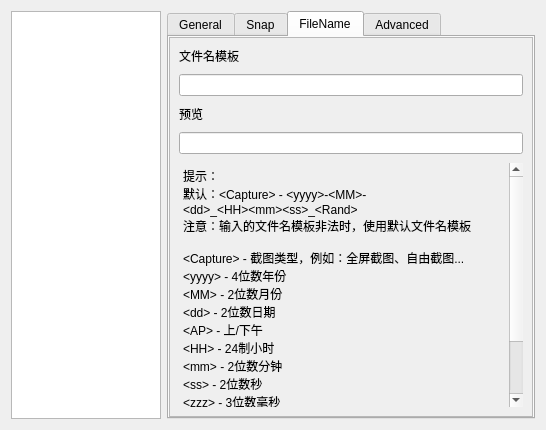
First picture: the form in SmartScreenSnapper/ui/settingdialog.ui, repository SkyD666/SmartScreenSnapper, before the edit.
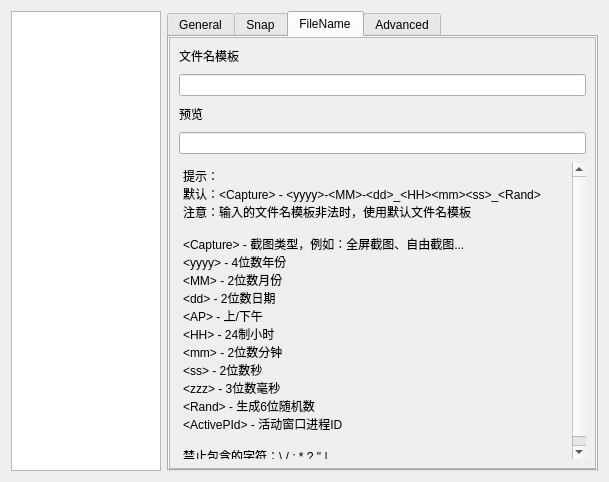
Second picture: the form after the edit. The open tabs and pages were chosen to show the change. Icons and pictures are not drawn.

Commit message: 支持选择截图后立即弹出保存对话框；规范保存图片代码

What changed in the file:
```diff
--- a/SmartScreenSnapper/ui/settingdialog.ui
+++ b/SmartScreenSnapper/ui/settingdialog.ui
@@ -6,8 +6,8 @@
    <rect>
     <x>0</x>
     <y>0</y>
-    <width>546</width>
-    <height>430</height>
+    <width>609</width>
+    <height>482</height>
    </rect>
   </property>
   <property name="windowTitle">
@@ -683,8 +683,8 @@
            <rect>
             <x>0</x>
             <y>0</y>
-            <width>364</width>
-            <height>385</height>
+            <width>427</width>
+            <height>434</height>
            </rect>
           </property>
           <layout class="QVBoxLayout" name="verticalLayout_8">
@@ -748,26 +748,27 @@
              </property>
              <property name="html">
               <string>&lt;!DOCTYPE HTML PUBLIC &quot;-//W3C//DTD HTML 4.0//EN&quot; &quot;http://www.w3.org/TR/REC-html40/strict.dtd&quot;&gt;
-&lt;html&gt;&lt;head&gt;&lt;meta name=&quot;qrichtext&quot; content=&quot;1&quot; /&gt;&lt;style type=&quot;text/css&quot;&gt;
+&lt;html&gt;&lt;head&gt;&lt;meta name=&quot;qrichtext&quot; content=&quot;1&quot; /&gt;&lt;meta charset=&quot;utf-8&quot; /&gt;&lt;style type=&quot;text/css&quot;&gt;
 p, li { white-space: pre-wrap; }
-&lt;/style&gt;&lt;/head&gt;&lt;body style=&quot; font-family:'SimSun'; font-size:9pt; font-weight:400; font-style:normal;&quot;&gt;
-&lt;p style=&quot; margin-top:0px; margin-bottom:0px; margin-left:0px; margin-right:0px; -qt-block-indent:0; text-indent:0px;&quot;&gt;提示：&lt;/p&gt;
-&lt;p style=&quot; margin-top:0px; margin-bottom:0px; margin-left:0px; margin-right:0px; -qt-block-indent:0; text-indent:0px;&quot;&gt;默认：&amp;lt;Capture&amp;gt; - &amp;lt;yyyy&amp;gt;-&amp;lt;MM&amp;gt;-&amp;lt;dd&amp;gt;_&amp;lt;HH&amp;gt;&amp;lt;mm&amp;gt;&amp;lt;ss&amp;gt;_&amp;lt;Rand&amp;gt;&lt;/p&gt;
-&lt;p style=&quot; margin-top:0px; margin-bottom:0px; margin-left:0px; margin-right:0px; -qt-block-indent:0; text-indent:0px;&quot;&gt;注意：输入的文件名模板非法时，使用默认文件名模板&lt;/p&gt;
-&lt;p style=&quot;-qt-paragraph-type:empty; margin-top:0px; margin-bottom:0px; margin-left:0px; margin-right:0px; -qt-block-indent:0; text-indent:0px;&quot;&gt;&lt;br /&gt;&lt;/p&gt;
-&lt;p style=&quot; margin-top:0px; margin-bottom:0px; margin-left:0px; margin-right:0px; -qt-block-indent:0; text-indent:0px;&quot;&gt;&amp;lt;Capture&amp;gt; - 截图类型，例如：全屏截图、自由截图...&lt;/p&gt;
-&lt;p style=&quot; margin-top:0px; margin-bottom:0px; margin-left:0px; margin-right:0px; -qt-block-indent:0; text-indent:0px;&quot;&gt;&amp;lt;yyyy&amp;gt; - 4位数年份&lt;/p&gt;
-&lt;p style=&quot; margin-top:0px; margin-bottom:0px; margin-left:0px; margin-right:0px; -qt-block-indent:0; text-indent:0px;&quot;&gt;&amp;lt;MM&amp;gt; - 2位数月份&lt;/p&gt;
-&lt;p style=&quot; margin-top:0px; margin-bottom:0px; margin-left:0px; margin-right:0px; -qt-block-indent:0; text-indent:0px;&quot;&gt;&amp;lt;dd&amp;gt; - 2位数日期&lt;/p&gt;
-&lt;p style=&quot; margin-top:0px; margin-bottom:0px; margin-left:0px; margin-right:0px; -qt-block-indent:0; text-indent:0px;&quot;&gt;&amp;lt;AP&amp;gt; - 上/下午&lt;/p&gt;
-&lt;p style=&quot; margin-top:0px; margin-bottom:0px; margin-left:0px; margin-right:0px; -qt-block-indent:0; text-indent:0px;&quot;&gt;&amp;lt;HH&amp;gt; - 24制小时&lt;/p&gt;
-&lt;p style=&quot; margin-top:0px; margin-bottom:0px; margin-left:0px; margin-right:0px; -qt-block-indent:0; text-indent:0px;&quot;&gt;&amp;lt;mm&amp;gt; - 2位数分钟&lt;/p&gt;
-&lt;p style=&quot; margin-top:0px; margin-bottom:0px; margin-left:0px; margin-right:0px; -qt-block-indent:0; text-indent:0px;&quot;&gt;&amp;lt;ss&amp;gt; - 2位数秒&lt;/p&gt;
-&lt;p style=&quot; margin-top:0px; margin-bottom:0px; margin-left:0px; margin-right:0px; -qt-block-indent:0; text-indent:0px;&quot;&gt;&amp;lt;zzz&amp;gt; - 3位数毫秒&lt;/p&gt;
-&lt;p style=&quot; margin-top:0px; margin-bottom:0px; margin-left:0px; margin-right:0px; -qt-block-indent:0; text-indent:0px;&quot;&gt;&amp;lt;Rand&amp;gt; - 生成6位随机数&lt;/p&gt;
-&lt;p style=&quot; margin-top:0px; margin-bottom:0px; margin-left:0px; margin-right:0px; -qt-block-indent:0; text-indent:0px;&quot;&gt;&amp;lt;ActivePId&amp;gt; - 活动窗口进程ID&lt;/p&gt;
-&lt;p style=&quot;-qt-paragraph-type:empty; margin-top:0px; margin-bottom:0px; margin-left:0px; margin-right:0px; -qt-block-indent:0; text-indent:0px;&quot;&gt;&lt;br /&gt;&lt;/p&gt;
-&lt;p style=&quot; margin-top:0px; margin-bottom:0px; margin-left:0px; margin-right:0px; -qt-block-indent:0; text-indent:0px;&quot;&gt;禁止包含的字符：\ / : * ? &amp;quot; |&lt;/p&gt;&lt;/body&gt;&lt;/html&gt;</string>
+hr { height: 1px; border-width: 0; }
+&lt;/style&gt;&lt;/head&gt;&lt;body style=&quot; font-family:'Microsoft YaHei UI'; font-size:9pt; font-weight:400; font-style:normal;&quot;&gt;
+&lt;p style=&quot; margin-top:0px; margin-bottom:0px; margin-left:0px; margin-right:0px; -qt-block-indent:0; text-indent:0px;&quot;&gt;&lt;span style=&quot; font-family:'SimSun';&quot;&gt;提示：&lt;/span&gt;&lt;/p&gt;
+&lt;p style=&quot; margin-top:0px; margin-bottom:0px; margin-left:0px; margin-right:0px; -qt-block-indent:0; text-indent:0px;&quot;&gt;&lt;span style=&quot; font-family:'SimSun';&quot;&gt;默认：&amp;lt;Capture&amp;gt; - &amp;lt;yyyy&amp;gt;-&amp;lt;MM&amp;gt;-&amp;lt;dd&amp;gt;_&amp;lt;HH&amp;gt;&amp;lt;mm&amp;gt;&amp;lt;ss&amp;gt;_&amp;lt;Rand&amp;gt;&lt;/span&gt;&lt;/p&gt;
+&lt;p style=&quot; margin-top:0px; margin-bottom:0px; margin-left:0px; margin-right:0px; -qt-block-indent:0; text-indent:0px;&quot;&gt;&lt;span style=&quot; font-family:'SimSun';&quot;&gt;注意：输入的文件名模板非法时，使用默认文件名模板&lt;/span&gt;&lt;/p&gt;
+&lt;p style=&quot;-qt-paragraph-type:empty; margin-top:0px; margin-bottom:0px; margin-left:0px; margin-right:0px; -qt-block-indent:0; text-indent:0px; font-family:'SimSun';&quot;&gt;&lt;br /&gt;&lt;/p&gt;
+&lt;p style=&quot; margin-top:0px; margin-bottom:0px; margin-left:0px; margin-right:0px; -qt-block-indent:0; text-indent:0px;&quot;&gt;&lt;span style=&quot; font-family:'SimSun';&quot;&gt;&amp;lt;Capture&amp;gt; - 截图类型，例如：全屏截图、自由截图...&lt;/span&gt;&lt;/p&gt;
+&lt;p style=&quot; margin-top:0px; margin-bottom:0px; margin-left:0px; margin-right:0px; -qt-block-indent:0; text-indent:0px;&quot;&gt;&lt;span style=&quot; font-family:'SimSun';&quot;&gt;&amp;lt;yyyy&amp;gt; - 4位数年份&lt;/span&gt;&lt;/p&gt;
+&lt;p style=&quot; margin-top:0px; margin-bottom:0px; margin-left:0px; margin-right:0px; -qt-block-indent:0; text-indent:0px;&quot;&gt;&lt;span style=&quot; font-family:'SimSun';&quot;&gt;&amp;lt;MM&amp;gt; - 2位数月份&lt;/span&gt;&lt;/p&gt;
+&lt;p style=&quot; margin-top:0px; margin-bottom:0px; margin-left:0px; margin-right:0px; -qt-block-indent:0; text-indent:0px;&quot;&gt;&lt;span style=&quot; font-family:'SimSun';&quot;&gt;&amp;lt;dd&amp;gt; - 2位数日期&lt;/span&gt;&lt;/p&gt;
+&lt;p style=&quot; margin-top:0px; margin-bottom:0px; margin-left:0px; margin-right:0px; -qt-block-indent:0; text-indent:0px;&quot;&gt;&lt;span style=&quot; font-family:'SimSun';&quot;&gt;&amp;lt;AP&amp;gt; - 上/下午&lt;/span&gt;&lt;/p&gt;
+&lt;p style=&quot; margin-top:0px; margin-bottom:0px; margin-left:0px; margin-right:0px; -qt-block-indent:0; text-indent:0px;&quot;&gt;&lt;span style=&quot; font-family:'SimSun';&quot;&gt;&amp;lt;HH&amp;gt; - 24制小时&lt;/span&gt;&lt;/p&gt;
+&lt;p style=&quot; margin-top:0px; margin-bottom:0px; margin-left:0px; margin-right:0px; -qt-block-indent:0; text-indent:0px;&quot;&gt;&lt;span style=&quot; font-family:'SimSun';&quot;&gt;&amp;lt;mm&amp;gt; - 2位数分钟&lt;/span&gt;&lt;/p&gt;
+&lt;p style=&quot; margin-top:0px; margin-bottom:0px; margin-left:0px; margin-right:0px; -qt-block-indent:0; text-indent:0px;&quot;&gt;&lt;span style=&quot; font-family:'SimSun';&quot;&gt;&amp;lt;ss&amp;gt; - 2位数秒&lt;/span&gt;&lt;/p&gt;
+&lt;p style=&quot; margin-top:0px; margin-bottom:0px; margin-left:0px; margin-right:0px; -qt-block-indent:0; text-indent:0px;&quot;&gt;&lt;span style=&quot; font-family:'SimSun';&quot;&gt;&amp;lt;zzz&amp;gt; - 3位数毫秒&lt;/span&gt;&lt;/p&gt;
+&lt;p style=&quot; margin-top:0px; margin-bottom:0px; margin-left:0px; margin-right:0px; -qt-block-indent:0; text-indent:0px;&quot;&gt;&lt;span style=&quot; font-family:'SimSun';&quot;&gt;&amp;lt;Rand&amp;gt; - 生成6位随机数&lt;/span&gt;&lt;/p&gt;
+&lt;p style=&quot; margin-top:0px; margin-bottom:0px; margin-left:0px; margin-right:0px; -qt-block-indent:0; text-indent:0px;&quot;&gt;&lt;span style=&quot; font-family:'SimSun';&quot;&gt;&amp;lt;ActivePId&amp;gt; - 活动窗口进程ID&lt;/span&gt;&lt;/p&gt;
+&lt;p style=&quot;-qt-paragraph-type:empty; margin-top:0px; margin-bottom:0px; margin-left:0px; margin-right:0px; -qt-block-indent:0; text-indent:0px; font-family:'SimSun';&quot;&gt;&lt;br /&gt;&lt;/p&gt;
+&lt;p style=&quot; margin-top:0px; margin-bottom:0px; margin-left:0px; margin-right:0px; -qt-block-indent:0; text-indent:0px;&quot;&gt;&lt;span style=&quot; font-family:'SimSun';&quot;&gt;禁止包含的字符：\ / : * ? &amp;quot; |&lt;/span&gt;&lt;/p&gt;&lt;/body&gt;&lt;/html&gt;</string>
              </property>
             </widget>
            </item>
```
Left out of the diff: 35 changed lines with no effect on the pictures. Lines whose indentation alone changed are shown as unchanged. The commit also changes 20 other files.
